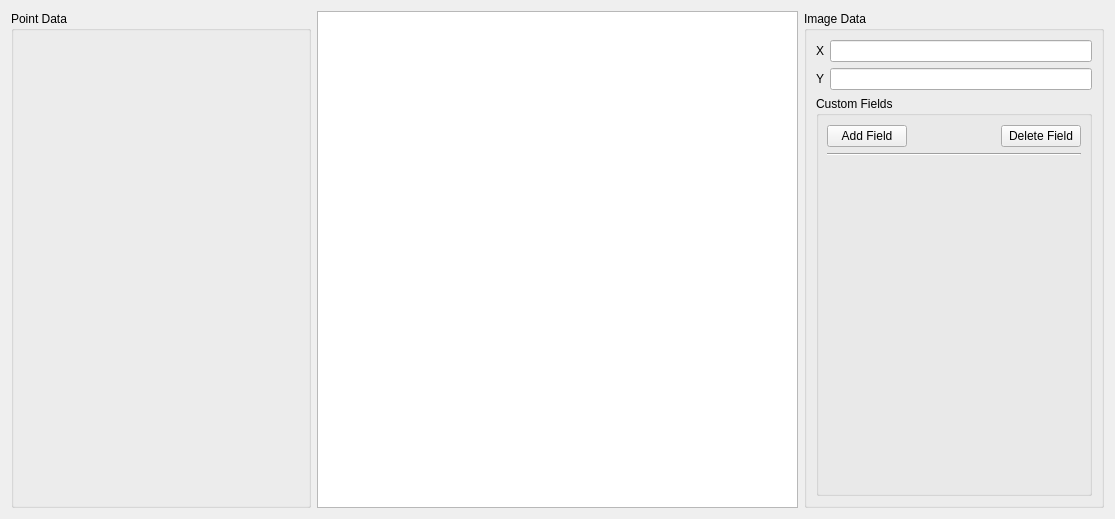
persts/DotDotGoose, file ddg/central_widget.ui: the form before one commit.
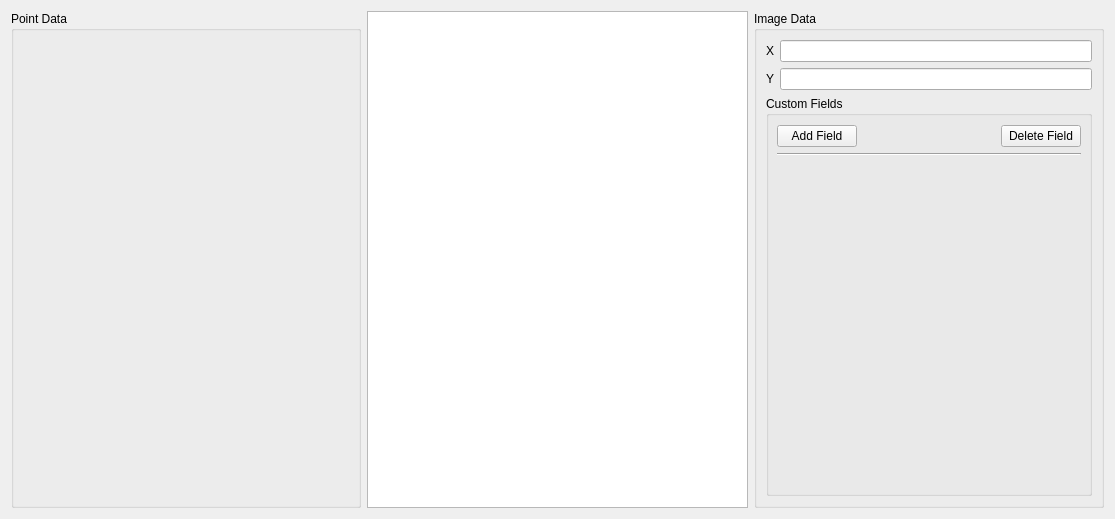
The form after the commit. Custom widgets are drawn as their Qt base class.

Diff of the .ui file:
```diff
--- a/ddg/central_widget.ui
+++ b/ddg/central_widget.ui
@@ -18,13 +18,13 @@
     <widget class="QGroupBox" name="groupBoxPointWidget">
      <property name="minimumSize">
       <size>
-       <width>300</width>
+       <width>350</width>
        <height>0</height>
       </size>
      </property>
      <property name="maximumSize">
       <size>
-       <width>300</width>
+       <width>350</width>
        <height>16777215</height>
       </size>
      </property>
@@ -57,13 +57,13 @@
     <widget class="QGroupBox" name="groupBoxImageData">
      <property name="minimumSize">
       <size>
-       <width>300</width>
+       <width>350</width>
        <height>0</height>
       </size>
      </property>
      <property name="maximumSize">
       <size>
-       <width>300</width>
+       <width>350</width>
        <height>16777215</height>
       </size>
      </property>
```
